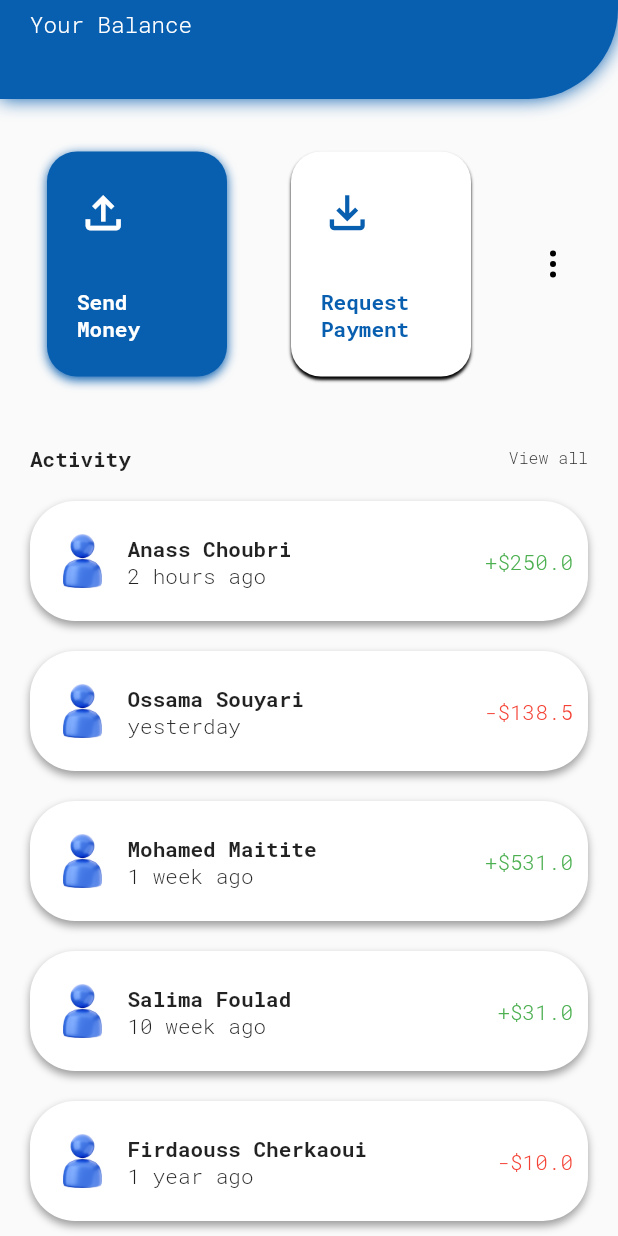
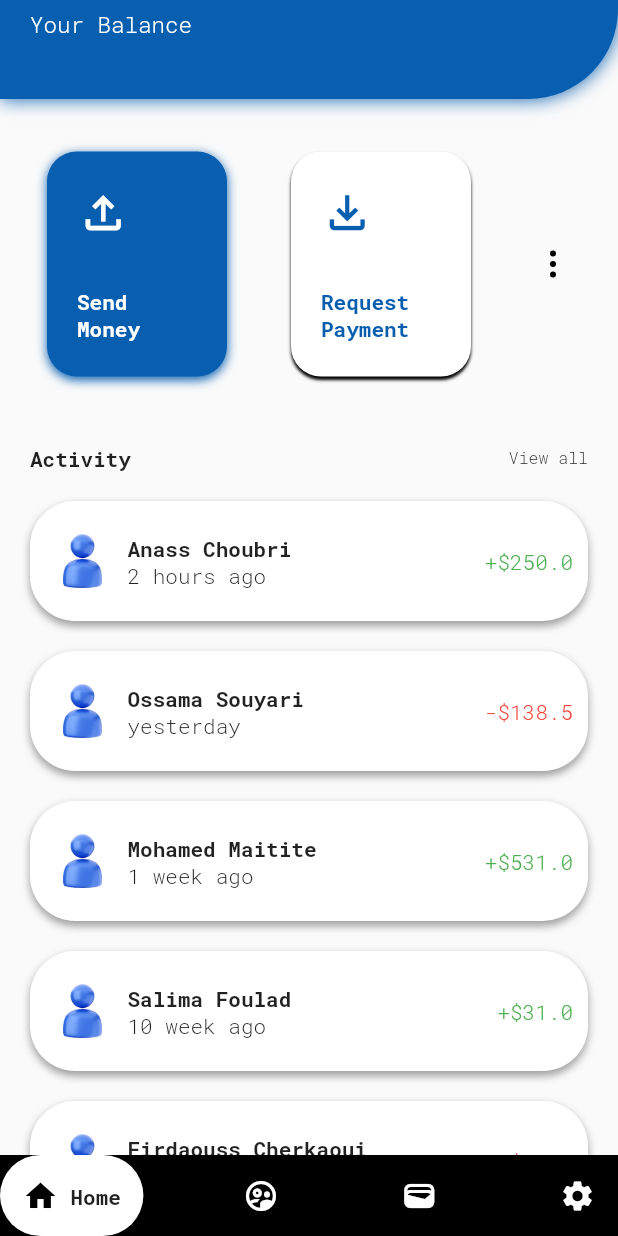
Before and after one commit to Mohamed-Cherkawi/Bankly-Mobile, a Flutter app: the screen it shows after launch, scrolled down 254 dp, on a phone screen of 412 x 824 dp. Run offline on Flutter 3.47's test engine with Material 2 defaults, Android fonts, the phone set to English and light mode, and no system bars; drawn by our look-alikes of google_nav_bar; our stand-ins replace flutter_svg.

Commit message:
Called the bottom navigation bar widget

```diff
--- a/lib/pages/home_widget.dart
+++ b/lib/pages/home_widget.dart
@@ -1,5 +1,6 @@
 import 'package:flutter/material.dart';
 
+import 'package:bankly/bottom_navigation_bar.dart';
 import 'package:bankly/components/home/activity_component.dart';
 import '../components/home/header_component.dart';
 import '../components/home/operations_component.dart';
@@ -10,6 +11,7 @@ class HomePage extends StatelessWidget {
   @override
   Widget build(BuildContext context) {
     return  Scaffold(
+      bottomNavigationBar:  const NavigationAppBar(),
       body: ListView(
         children:   [
           const HomeHeader(),
```
